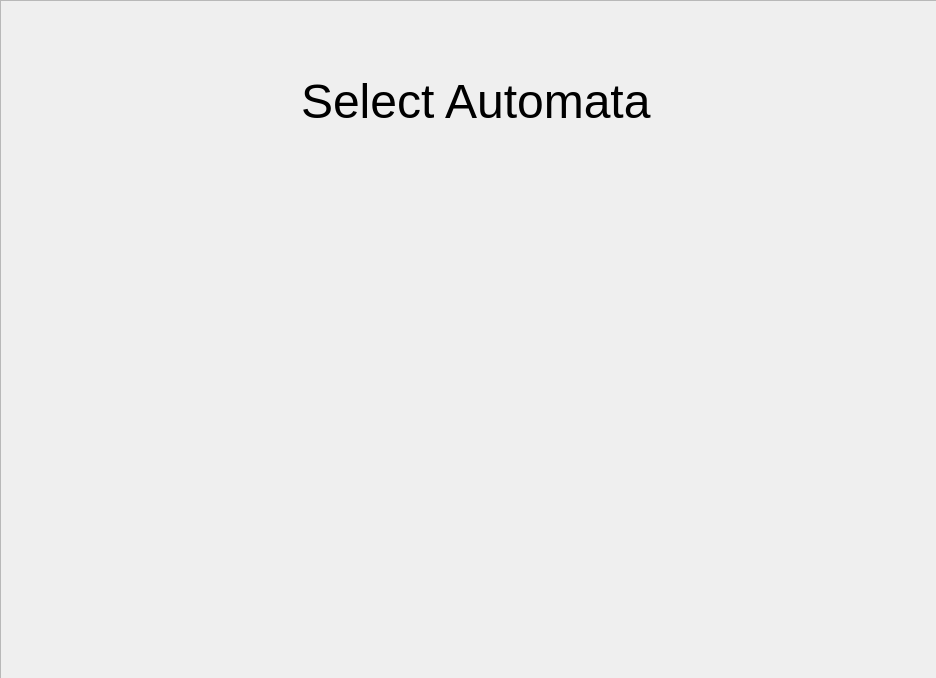
First picture: the form in ui/intro.ui, repository Achu-Worifung/quickMove, before the edit.
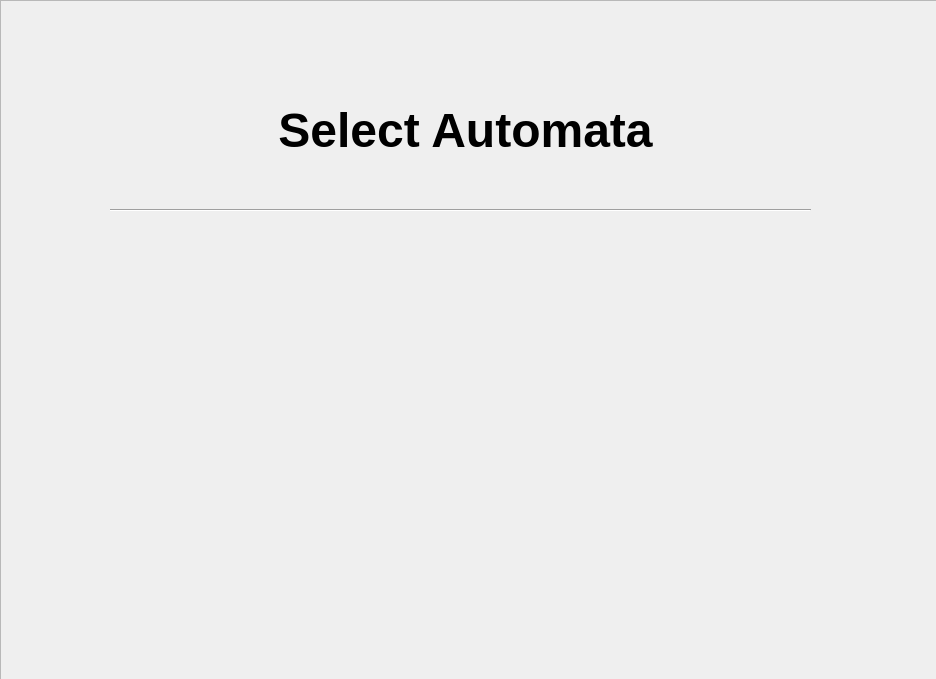
Second picture: the form after the edit.

```diff
--- a/ui/intro.ui
+++ b/ui/intro.ui
@@ -7,7 +7,7 @@
     <x>0</x>
     <y>0</y>
     <width>936</width>
-    <height>678</height>
+    <height>679</height>
    </rect>
   </property>
   <property name="baseSize">
@@ -31,7 +31,10 @@
    <property name="widgetResizable">
     <bool>true</bool>
    </property>
-   <widget class="QWidget" name="scrollAreaWidgetContents">
+   <property name="alignment">
+    <set>Qt::AlignCenter</set>
+   </property>
+   <widget class="QWidget" name="widget_3">
     <property name="geometry">
      <rect>
       <x>0</x>
@@ -40,27 +43,48 @@
       <height>679</height>
      </rect>
     </property>
-    <widget class="QLabel" name="automata_label">
+    <layout class="QVBoxLayout" name="verticalLayout">
+     <item>
+      <widget class="QWidget" name="no_widget" native="true">
+       <widget class="QLabel" name="label">
      <property name="geometry">
       <rect>
-       <x>300</x>
-       <y>70</y>
-       <width>371</width>
-       <height>61</height>
+          <x>-10</x>
+          <y>80</y>
+          <width>931</width>
+          <height>81</height>
       </rect>
      </property>
      <property name="font">
       <font>
        <pointsize>36</pointsize>
-      </font>
-     </property>
-     <property name="mouseTracking">
-      <bool>false</bool>
-     </property>
+          <weight>75</weight>
+          <bold>true</bold>
+         </font>
+        </property>
      <property name="text">
       <string>Select Automata</string>
      </property>
-    </widget>
+        <property name="alignment">
+         <set>Qt::AlignCenter</set>
+        </property>
+       </widget>
+       <widget class="Line" name="line">
+        <property name="geometry">
+         <rect>
+          <x>100</x>
+          <y>190</y>
+          <width>701</width>
+          <height>20</height>
+         </rect>
+        </property>
+        <property name="orientation">
+         <enum>Qt::Horizontal</enum>
+        </property>
+       </widget>
+      </widget>
+     </item>
+    </layout>
    </widget>
   </widget>
  </widget>
```
Left out of the diff: 4 changed lines with no effect on the pictures. Lines whose indentation alone changed are shown as unchanged.
